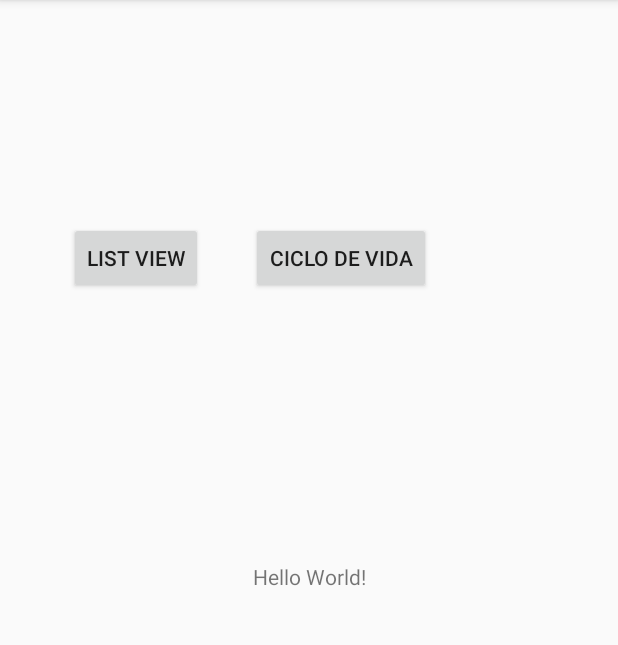
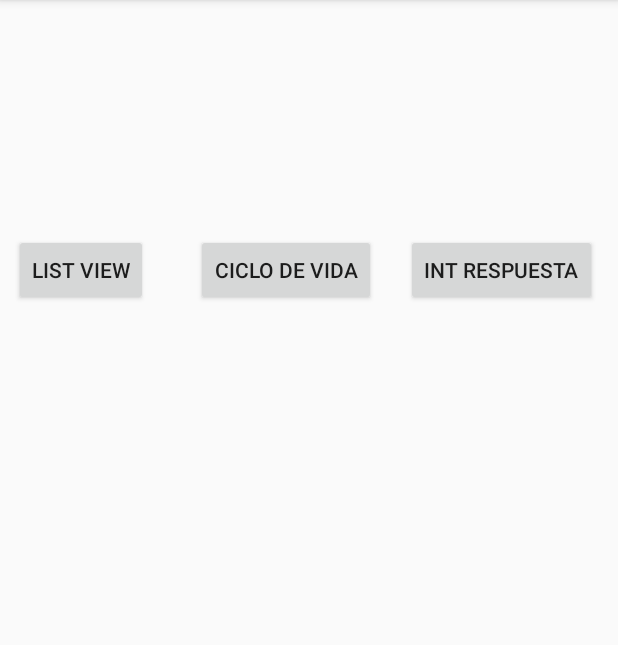
Before and after one commit to 2020-A-Moviles-GR1/mov-vilatuna-jonathan, an Android app: the screen it shows after launch (MainActivity), on a phone screen of 412 x 824 dp, the part 84-729 px from its top. Run offline under Robolectric (Android 15) with nearby library versions, the phone set to English and light mode, and no system bars.

Commit message:
intent en kotlin

```diff
--- a/02-android/app/src/main/AndroidManifest.xml
+++ b/02-android/app/src/main/AndroidManifest.xml
@@ -9,7 +9,8 @@
         android:roundIcon="@mipmap/ic_launcher_round"
         android:supportsRtl="true"
         android:theme="@style/AppTheme">
-        <activity android:name=".BListViewActivity"></activity>
+        <activity android:name=".IntentEnviaParametros"></activity>
+        <activity android:name=".BListViewActivity" />
         <activity android:name=".CicloDeVida" />
         <activity android:name=".MainActivity">
             <intent-filter>
--- a/02-android/app/src/main/java/com/example/moviles/Entrenador.kt
+++ b/02-android/app/src/main/java/com/example/moviles/Entrenador.kt
@@ -1,5 +1,7 @@
 package com.example.moviles
 
 class Entrenador (var nombre: String, var apellido: String){
-
+    override fun toString(): String {
+        return "${this.nombre} ${this.apellido}"
+    }
 }
--- a/02-android/app/src/main/res/layout/activity_main.xml
+++ b/02-android/app/src/main/res/layout/activity_main.xml
@@ -2,28 +2,19 @@
 <androidx.constraintlayout.widget.ConstraintLayout xmlns:android="http://schemas.android.com/apk/res/android"
     xmlns:app="http://schemas.android.com/apk/res-auto"
     xmlns:tools="http://schemas.android.com/tools"
+    android:id="@+id/btn_intent_respuesta"
     android:layout_width="match_parent"
     android:layout_height="match_parent"
     tools:context=".MainActivity">
-
-    <TextView
-        android:id="@+id/textView"
-        android:layout_width="wrap_content"
-        android:layout_height="wrap_content"
-        android:text="Hello World!"
-        app:layout_constraintBottom_toBottomOf="parent"
-        app:layout_constraintLeft_toLeftOf="parent"
-        app:layout_constraintRight_toRightOf="parent"
-        app:layout_constraintTop_toTopOf="parent" />
 
     <Button
         android:id="@+id/btn_ciclo_vida"
         android:layout_width="wrap_content"
         android:layout_height="wrap_content"
-        android:layout_marginTop="148dp"
+        android:layout_marginTop="156dp"
         android:text="Ciclo De Vida"
         app:layout_constraintEnd_toEndOf="parent"
-        app:layout_constraintHorizontal_bias="0.573"
+        app:layout_constraintHorizontal_bias="0.447"
         app:layout_constraintStart_toStartOf="parent"
         app:layout_constraintTop_toTopOf="parent" />
 
@@ -38,4 +29,15 @@
         app:layout_constraintTop_toTopOf="@+id/btn_ciclo_vida"
         app:layout_constraintVertical_bias="0.0" />
 
+    <Button
+        android:id="@+id/button"
+        android:layout_width="wrap_content"
+        android:layout_height="wrap_content"
+        android:layout_marginStart="20dp"
+        android:text="INT RESPUESTA"
+        app:layout_constraintBottom_toBottomOf="@+id/btn_ciclo_vida"
+        app:layout_constraintStart_toEndOf="@+id/btn_ciclo_vida"
+        app:layout_constraintTop_toTopOf="@+id/btn_ciclo_vida"
+        app:layout_constraintVertical_bias="0.0" />
+
 </androidx.constraintlayout.widget.ConstraintLayout>
```
Also changed, not shown: 02-android/app/src/main/java/com/example/moviles/BListViewActivity.kt (+16 -0 lines), 02-android/app/src/main/java/com/example/moviles/IntentEnviaParametros.kt (added, +11 -0 lines), 02-android/app/src/main/res/layout/activity_b_list_view.xml (+16 -2 lines), 02-android/app/src/main/res/layout/activity_intent_envia_parametros.xml (added, +19 -0 lines).
